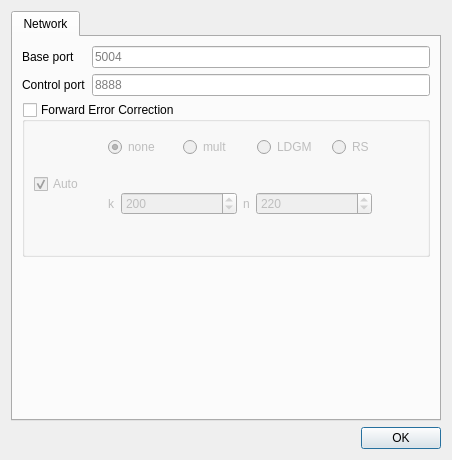
mpiatka/UltraGrid, file gui/QT/ui/settings.ui: the form before one commit.
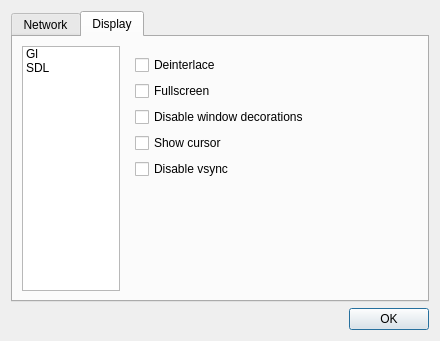
The form after the commit.

Commit message: GUI: Display settings tab

```diff
--- a/gui/QT/ui/settings.ui
+++ b/gui/QT/ui/settings.ui
@@ -6,8 +6,8 @@
    <rect>
     <x>0</x>
     <y>0</y>
-    <width>452</width>
-    <height>460</height>
+    <width>440</width>
+    <height>341</height>
    </rect>
   </property>
   <property name="windowTitle">
@@ -17,7 +17,7 @@
    <item>
     <widget class="QTabWidget" name="tabWidget">
      <property name="currentIndex">
-      <number>0</number>
+      <number>1</number>
      </property>
      <widget class="QWidget" name="Network">
       <property name="sizePolicy">
@@ -402,6 +402,97 @@
        </item>
       </layout>
      </widget>
+     <widget class="QWidget" name="Display">
+      <attribute name="title">
+       <string>Display</string>
+      </attribute>
+      <layout class="QHBoxLayout" name="horizontalLayout">
+       <item>
+        <widget class="QListWidget" name="displayListView">
+         <property name="sizePolicy">
+          <sizepolicy hsizetype="Expanding" vsizetype="Expanding">
+           <horstretch>1</horstretch>
+           <verstretch>0</verstretch>
+          </sizepolicy>
+         </property>
+         <item>
+          <property name="text">
+           <string>Gl</string>
+          </property>
+         </item>
+         <item>
+          <property name="text">
+           <string>SDL</string>
+          </property>
+         </item>
+        </widget>
+       </item>
+       <item>
+        <widget class="QStackedWidget" name="displayStack">
+         <property name="sizePolicy">
+          <sizepolicy hsizetype="Expanding" vsizetype="Expanding">
+           <horstretch>3</horstretch>
+           <verstretch>0</verstretch>
+          </sizepolicy>
+         </property>
+         <widget class="QWidget" name="glPage">
+          <layout class="QFormLayout" name="formLayout_2">
+           <item row="0" column="0">
+            <widget class="QCheckBox" name="glDeinterlace">
+             <property name="text">
+              <string>Deinterlace</string>
+             </property>
+            </widget>
+           </item>
+           <item row="1" column="0">
+            <widget class="QCheckBox" name="glFullscreen">
+             <property name="text">
+              <string>Fullscreen</string>
+             </property>
+            </widget>
+           </item>
+           <item row="2" column="0">
+            <widget class="QCheckBox" name="glNoDecorate">
+             <property name="text">
+              <string>Disable window decorations</string>
+             </property>
+            </widget>
+           </item>
+           <item row="3" column="0">
+            <widget class="QCheckBox" name="glCursor">
+             <property name="text">
+              <string>Show cursor</string>
+             </property>
+            </widget>
+           </item>
+           <item row="4" column="0">
+            <widget class="QCheckBox" name="checkBox_2">
+             <property name="text">
+              <string>Disable vsync</string>
+             </property>
+            </widget>
+           </item>
+          </layout>
+         </widget>
+         <widget class="QWidget" name="sdl_page">
+          <widget class="QCheckBox" name="checkBox">
+           <property name="geometry">
+            <rect>
+             <x>150</x>
+             <y>120</y>
+             <width>85</width>
+             <height>23</height>
+            </rect>
+           </property>
+           <property name="text">
+            <string>CheckBox</string>
+           </property>
+          </widget>
+         </widget>
+        </widget>
+       </item>
+      </layout>
+     </widget>
     </widget>
    </item>
    <item>
```
Left out of the diff: 16 changed lines with no effect on the pictures.
